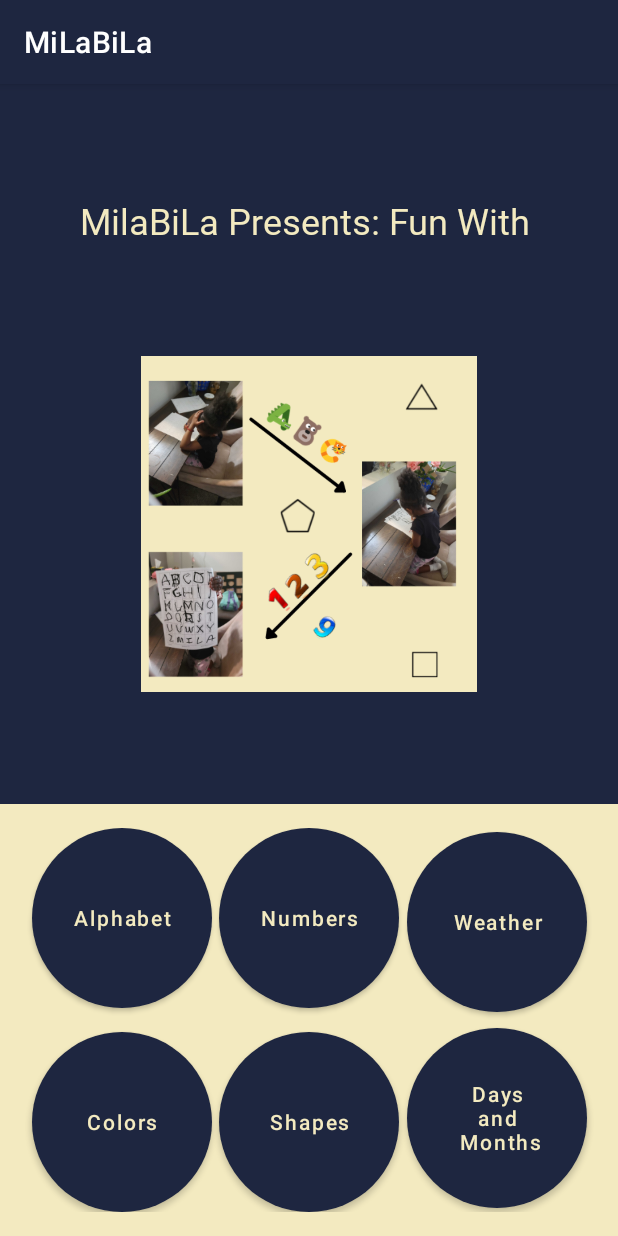
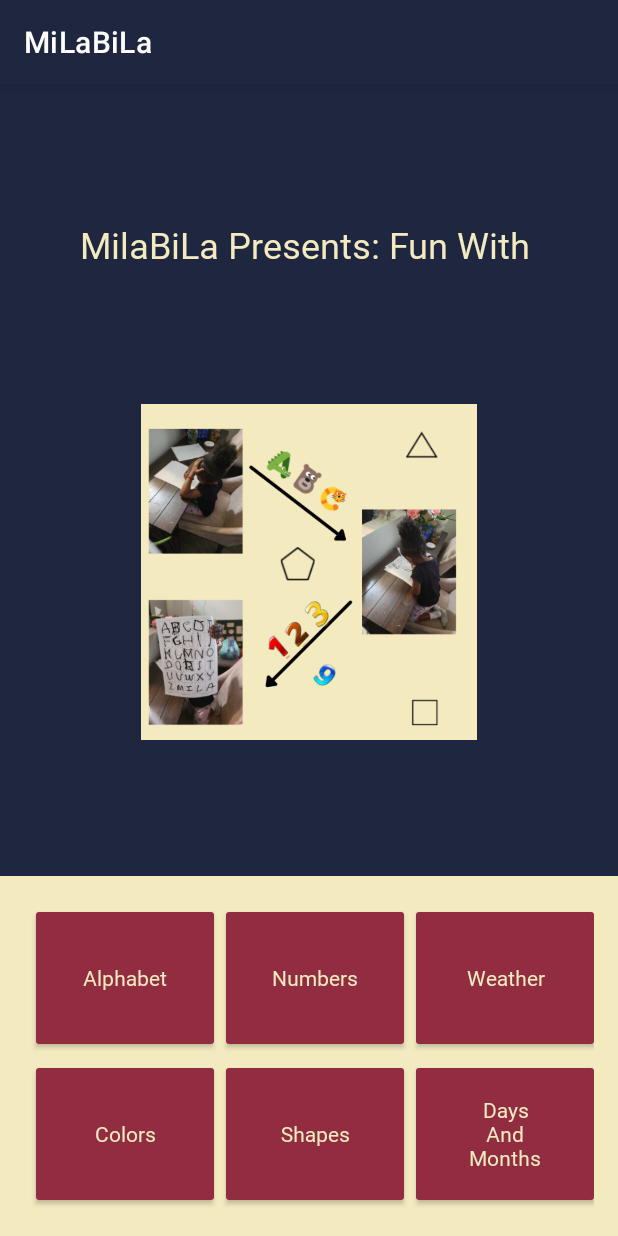
Before and after one commit to InquisitiveMindHasToKnow/MiLaBiLa, an Android app: the screen it shows after launch (MainActivity), on a phone screen of 412 x 824 dp. Run offline under Robolectric (Android 15) with nearby library versions, the phone set to English and light mode, and no system bars; our stand-ins replace data binding.

Commit message:
Switched buttons on landing page to recyclerview instead of multiple buttons.

```diff
--- /dev/null
+++ b/app/src/main/java/org/ohmstheresistance/milabila/dataclasses/LandingPageButtonsData.kt
@@ -0,0 +1,3 @@
+package org.ohmstheresistance.milabila.dataclasses
+
+data class LandingPageButtonsData(val landingPageButtonName: String)
--- a/app/src/main/java/org/ohmstheresistance/milabila/fragments/LandingPage.kt
+++ b/app/src/main/java/org/ohmstheresistance/milabila/fragments/LandingPage.kt
@@ -6,29 +6,37 @@ import android.view.LayoutInflater
 import android.view.View
 import android.view.ViewGroup
 import androidx.databinding.DataBindingUtil
-import androidx.navigation.Navigation
+import androidx.recyclerview.widget.GridLayoutManager
 import org.ohmstheresistance.milabila.R
 import org.ohmstheresistance.milabila.databinding.LandingPageFragmentBinding
+import org.ohmstheresistance.milabila.dataclasses.LandingPageButtonsData
+import org.ohmstheresistance.milabila.recyclerview.LandingPageButtonsAdapter
 
 class LandingPage : Fragment() {
 
-lateinit var landingPageBinding: LandingPageFragmentBinding
+private lateinit var landingPageBinding: LandingPageFragmentBinding
+
+private val buttonNameList = listOf(
+    LandingPageButtonsData("Alphabet"),
+    LandingPageButtonsData("Numbers"),
+    LandingPageButtonsData("Weather"),
+    LandingPageButtonsData("Colors"),
+    LandingPageButtonsData("Shapes"),
+    LandingPageButtonsData("Days\nAnd\nMonths"))
+
+    private val landingPageButtonsAdapter = LandingPageButtonsAdapter(buttonNameList)
+
 
     override fun onCreateView(inflater: LayoutInflater, container: ViewGroup?, savedInstanceState: Bundle?): View? {
         landingPageBinding = DataBindingUtil.inflate(inflater, R.layout.landing_page_fragment, container, false)
 
-        goToDesiredPage()
+        setupLandingPageButtons()
 
         return landingPageBinding.root
     }
 
-    private fun goToDesiredPage(){
-
-        landingPageBinding.landingPageAlphabetButton.setOnClickListener(Navigation.createNavigateOnClickListener(R.id.action_landingPage_to_alphabetFragment))
-        landingPageBinding.landingPageNumbersButton.setOnClickListener(Navigation.createNavigateOnClickListener(R.id.action_landingPage_to_numbersFragment))
-        landingPageBinding.landingPageColorsButton.setOnClickListener(Navigation.createNavigateOnClickListener(R.id.action_landingPage_to_colorFragment))
-        landingPageBinding.landingPageShapesButton.setOnClickListener(Navigation.createNavigateOnClickListener(R.id.action_landingPage_to_shapesFragment))
-        landingPageBinding.landingPageWeatherButton.setOnClickListener(Navigation.createNavigateOnClickListener(R.id.action_landingPage_to_weatherFragment))
-        landingPageBinding.landingPageDaysAndMonthsButton.setOnClickListener(Navigation.createNavigateOnClickListener(R.id.action_landingPage_to_daysAndMonthsFragment22))
+    private fun setupLandingPageButtons(){
+        landingPageBinding.landingPageButtonListRecycler.layoutManager = GridLayoutManager(context, 3)
+        landingPageBinding.landingPageButtonListRecycler.adapter = landingPageButtonsAdapter
     }
 }
--- /dev/null
+++ b/app/src/main/java/org/ohmstheresistance/milabila/recyclerview/LandingPageButtonsAdapter.kt
@@ -0,0 +1,52 @@
+package org.ohmstheresistance.milabila.recyclerview
+
+import android.view.LayoutInflater
+import android.view.View
+import android.view.ViewGroup
+import android.widget.TextView
+import androidx.navigation.findNavController
+import androidx.recyclerview.widget.RecyclerView
+import org.ohmstheresistance.milabila.R
+import org.ohmstheresistance.milabila.dataclasses.LandingPageButtonsData
+import org.ohmstheresistance.milabila.fragments.LandingPageDirections
+
+class LandingPageButtonsAdapter(private val buttonNameList: List<LandingPageButtonsData>):RecyclerView.Adapter<LandingPageButtonsAdapter.LandingPageButtonsViewHolder>()
+{
+    override fun onCreateViewHolder(parent: ViewGroup, viewType: Int): LandingPageButtonsViewHolder {
+        val v = LayoutInflater.from(parent.context)
+            .inflate(R.layout.landing_page_buttons_itemview, parent, false)
+
+        return LandingPageButtonsViewHolder(v)
+    }
+
+    override fun onBindViewHolder(holder: LandingPageButtonsViewHolder, position: Int) {
+        holder.bindItems(buttonNameList[position])
+
+        val buttonClicked = buttonNameList[position].landingPageButtonName
+
+        holder.itemView.setOnClickListener {
+            when (buttonClicked) {
+                "Alphabet" -> holder.itemView.findNavController().navigate(LandingPageDirections.actionLandingPageToAlphabetFragment())
+                "Numbers" -> holder.itemView.findNavController().navigate(LandingPageDirections.actionLandingPageToNumbersFragment())
+                "Weather" -> holder.itemView.findNavController().navigate(LandingPageDirections.actionLandingPageToWeatherFragment())
+                "Colors" -> holder.itemView.findNavController().navigate(LandingPageDirections.actionLandingPageToColorFragment())
+                "Shapes" -> holder.itemView.findNavController().navigate(LandingPageDirections.actionLandingPageToShapesFragment())
+                "Days\nAnd\nMonths" -> holder.itemView.findNavController().navigate(LandingPageDirections.actionLandingPageToDaysAndMonthsFragment22())
+            }
+        }
+    }
+
+    override fun getItemCount(): Int {
+        return buttonNameList.size
+    }
+
+    class LandingPageButtonsViewHolder(itemView: View) : RecyclerView.ViewHolder(itemView) {
+        fun bindItems(landingPageButtonsData: LandingPageButtonsData) {
+            val buttonNames = landingPageButtonsData.landingPageButtonName
+
+            val buttons: TextView = itemView.findViewById(R.id.landing_page_buttons_textview)
+            buttons.text = buttonNames
+
+        }
+    }
+}
--- /dev/null
+++ b/app/src/main/res/layout/landing_page_buttons_itemview.xml
@@ -0,0 +1,29 @@
+<?xml version="1.0" encoding="utf-8"?>
+<layout xmlns:android="http://schemas.android.com/apk/res/android">
+
+    <androidx.cardview.widget.CardView
+        android:layout_width="match_parent"
+        android:layout_height="88dp"
+        android:layout_marginTop="8dp"
+        android:layout_marginStart="8dp"
+        android:layout_marginBottom="8dp">
+
+        <LinearLayout
+            android:layout_width="match_parent"
+            android:layout_height="match_parent"
+            android:gravity="center"
+            android:background="@color/highlight_color"
+            android:orientation="vertical">
+
+            <TextView
+                android:id="@+id/landing_page_buttons_textview"
+                android:layout_width="match_parent"
+                android:layout_height="match_parent"
+                android:gravity="center"
+                android:textColor="@color/text_color"
+                android:fontFamily="@font/andika"
+                android:text="Weather" />
+
+        </LinearLayout>
+    </androidx.cardview.widget.CardView>
+</layout>
--- a/app/src/main/res/layout/landing_page_fragment.xml
+++ b/app/src/main/res/layout/landing_page_fragment.xml
@@ -43,88 +43,12 @@
             app:layout_constraintEnd_toEndOf="parent"
             app:layout_constraintStart_toStartOf="parent">
 
-                <Button
-                    android:id="@+id/landing_page_alphabet_button"
-                    android:layout_width="wrap_content"
-                    android:layout_height="wrap_content"
-                    android:background="@drawable/circular_button_background"
-                    android:text="Alphabet"
-                    android:textAllCaps="false"
-                    android:textColor="@color/text_color"
-                    android:layout_marginBottom="8dp"
-                    app:layout_constraintTop_toTopOf="parent"
-                    app:layout_constraintBottom_toTopOf="@id/landing_page_colors_button"
-                    app:layout_constraintStart_toStartOf="parent"
-                    app:layout_constraintEnd_toStartOf="@id/landing_page_numbers_button"/>
+            <androidx.recyclerview.widget.RecyclerView
+                android:id="@+id/landing_page_button_list_recycler"
+                android:layout_width="match_parent"
+                android:layout_height="wrap_content"
+                app:layout_constraintBottom_toBottomOf="parent" />
 
-                <Button
-                    android:id="@+id/landing_page_numbers_button"
-                    android:layout_width="wrap_content"
-                    android:layout_height="wrap_content"
-                    android:background="@drawable/circular_button_background"
-                    android:text="Numbers"
-                    android:textAllCaps="false"
-                    android:layout_marginBottom="8dp"
-                    android:textColor="@color/text_color"
-                    app:layout_constraintStart_toEndOf="@id/landing_page_alphabet_button"
-                    app:layout_constraintEnd_toStartOf="@id/landing_page_weather_button"
-                    app:layout_constraintTop_toTopOf="parent"
-                    app:layout_constraintBottom_toTopOf="@id/landing_page_shapes_button"/>
-
-                <Button
-                    android:id="@+id/landing_page_colors_button"
-                    android:layout_width="wrap_content"
-                    android:layout_height="wrap_content"
-                    android:background="@drawable/circular_button_background"
-                    android:text="Colors"
-                    android:textAllCaps="false"
-                    android:textColor="@color/text_color"
-                    android:layout_marginTop="8dp"
-                    app:layout_constraintStart_toStartOf="parent"
-                    app:layout_constraintTop_toBottomOf="@id/landing_page_alphabet_button"
-                    app:layout_constraintEnd_toStartOf="@id/landing_page_shapes_button"
-                    app:layout_constraintBottom_toBottomOf="parent"/>
-                <Button
-                    android:id="@+id/landing_page_shapes_button"
-                    android:layout_width="wrap_content"
-                    android:layout_height="wrap_content"
-                    android:background="@drawable/circular_button_background"
-                    android:text="Shapes"
-                    android:textAllCaps="false"
-                    android:textColor="@color/text_color"
-                    android:layout_marginTop="8dp"
-                    app:layout_constraintStart_toEndOf="@id/landing_page_colors_button"
-                    app:layout_constraintEnd_toStartOf="@id/landing_page_days_and_months_button"
-                    app:layout_constraintTop_toBottomOf="@id/landing_page_numbers_button"
-                    app:layout_constraintBottom_toBottomOf="parent"/>
-
-            <Button
-                android:id="@+id/landing_page_weather_button"
-                android:layout_width="wrap_content"
-                android:layout_height="wrap_content"
-                android:background="@drawable/circular_button_background"
-                android:text="Weather"
-                android:textAllCaps="false"
-                android:textColor="@color/text_color"
-                app:layout_constraintStart_toEndOf="@id/landing_page_numbers_button"
-                app:layout_constraintEnd_toEndOf="parent"
-                app:layout_constraintTop_toTopOf="parent"
-                app:layout_constraintBottom_toTopOf="@id/landing_page_days_and_months_button"/>
-
-            <Button
-                android:id="@+id/landing_page_days_and_months_button"
-                android:layout_width="wrap_content"
-                android:layout_height="wrap_content"
-                android:background="@drawable/circular_button_background"
-                android:text="Days\n and \n Months"
-                android:gravity="center"
-                android:textAllCaps="false"
-                android:textColor="@color/text_color"
-                android:layout_marginTop="8dp"
-                app:layout_constraintStart_toEndOf="@id/landing_page_shapes_button"
-                app:layout_constraintEnd_toEndOf="parent"
-                app:layout_constraintTop_toBottomOf="@id/landing_page_weather_button"
-                app:layout_constraintBottom_toBottomOf="parent"/>
         </androidx.constraintlayout.widget.ConstraintLayout>
     </androidx.constraintlayout.widget.ConstraintLayout>
 </layout>
```
